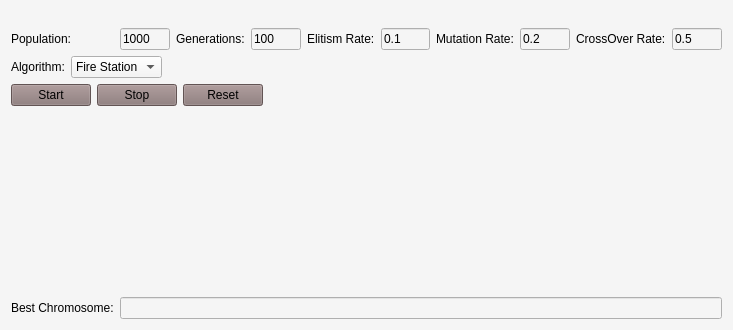
The window that interface.ui (mhnazeri/Genetic) describes before a commit, drawn with Qt 5.
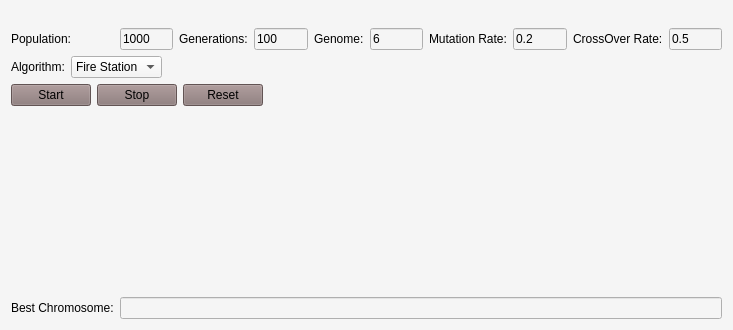
The same window after the commit. Custom widgets are drawn as their Qt base class.

What changed in the file:
```diff
--- a/interface.ui
+++ b/interface.ui
@@ -57,7 +57,7 @@
        <string notr="true">font: italic 12pt &quot;Century Schoolbook L&quot;;</string>
       </property>
       <property name="text">
-       <string>Elitism Rate:</string>
+       <string>Genome:</string>
       </property>
      </widget>
     </item>
@@ -87,7 +87,7 @@
        <string notr="true">border-color: rgb(35, 16, 223);</string>
       </property>
       <property name="text">
-       <string>0.1</string>
+       <string>6</string>
       </property>
      </widget>
     </item>
```
Left out of the diff: 5 changed lines with no effect on the pictures.
